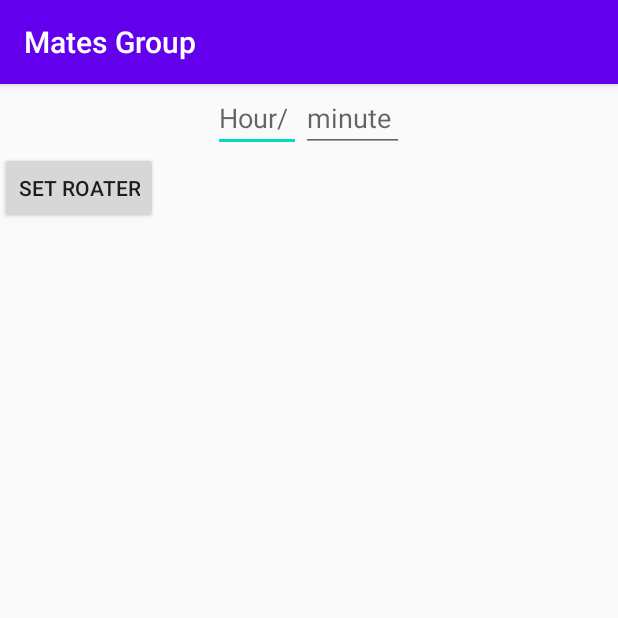
After one commit to MdTalatMahmud/GEO_Attendance_Worker_Module, an Android app: the MakeRosterTestingActivity screen opened directly, with no data from a screen before it, on a phone screen of 412 x 824 dp, the top half of it. The commit adds this screen. Run offline under Robolectric (Android 15) with nearby library versions, the phone set to English and light mode, and no system bars.

Commit message:
-testing alarm implemented

```diff
--- a/app/src/main/AndroidManifest.xml
+++ b/app/src/main/AndroidManifest.xml
@@ -1,6 +1,8 @@
 <?xml version="1.0" encoding="utf-8"?>
 <manifest xmlns:android="http://schemas.android.com/apk/res/android"
     package="com.example.geoattendanceworkermodule">
+
+    <uses-permission android:name="com.android.alarm.permission.SET_ALARM" />
 
     <application
         android:allowBackup="true"
@@ -9,7 +11,8 @@
         android:roundIcon="@mipmap/ic_launcher_round"
         android:supportsRtl="true"
         android:theme="@style/AppTheme">
-        <activity android:name=".DashboardActivity"></activity>
+        <activity android:name=".MakeRosterTestingActivity"></activity>
+        <activity android:name=".DashboardActivity" />
         <activity android:name=".SignupActivity" />
         <activity android:name=".MainActivity">
             <intent-filter>
--- /dev/null
+++ b/app/src/main/java/com/example/geoattendanceworkermodule/MakeRosterTestingActivity.java
@@ -0,0 +1,44 @@
+package com.example.geoattendanceworkermodule;
+
+import androidx.appcompat.app.AppCompatActivity;
+
+import android.content.Intent;
+import android.os.Bundle;
+import android.provider.AlarmClock;
+import android.view.View;
+import android.widget.Button;
+import android.widget.EditText;
+
+public class MakeRosterTestingActivity extends AppCompatActivity {
+
+    private EditText setHourEditText, setMinuteEditText;
+    private Button setRosterButton;
+
+    @Override
+    protected void onCreate(Bundle savedInstanceState) {
+        super.onCreate(savedInstanceState);
+        setContentView(R.layout.activity_make_roster_testing);
+
+        setHourEditText = findViewById(R.id.hourEditTextID);
+        setMinuteEditText = findViewById(R.id.minuteEditTextID);
+
+        setRosterButton = findViewById(R.id.setRosterBtnID);
+
+        setRosterButton.setOnClickListener(new View.OnClickListener() {
+            @Override
+            public void onClick(View v) {
+                int hour = Integer.parseInt(setHourEditText.getText().toString());
+                int minute = Integer.parseInt(setMinuteEditText.getText().toString());
+
+                Intent intent = new Intent(AlarmClock.ACTION_SET_ALARM);
+                intent.putExtra(AlarmClock.EXTRA_HOUR, hour);
+                intent.putExtra(AlarmClock.EXTRA_MINUTES, minute);
+
+                if (hour<=24 && minute<=60){
+                    startActivity(intent);
+                }
+
+            }
+        });
+    }
+}
--- /dev/null
+++ b/app/src/main/res/layout/activity_make_roster_testing.xml
@@ -0,0 +1,39 @@
+<?xml version="1.0" encoding="utf-8"?>
+<LinearLayout xmlns:android="http://schemas.android.com/apk/res/android"
+    xmlns:app="http://schemas.android.com/apk/res-auto"
+    xmlns:tools="http://schemas.android.com/tools"
+    android:layout_width="match_parent"
+    android:layout_height="match_parent"
+    android:orientation="vertical"
+    tools:context=".MakeRosterTestingActivity">
+
+    <LinearLayout
+        android:layout_gravity="center_horizontal"
+        android:layout_width="wrap_content"
+        android:layout_height="wrap_content">
+
+        <EditText
+            android:id="@+id/hourEditTextID"
+            android:layout_width="wrap_content"
+            android:layout_height="wrap_content"
+            android:inputType="time"
+            android:hint="Hour/ "/>
+
+        <EditText
+            android:id="@+id/minuteEditTextID"
+            android:layout_width="wrap_content"
+            android:layout_height="wrap_content"
+            android:inputType="time"
+            android:hint="minute "/>
+
+    </LinearLayout>
+
+
+
+
+    <Button
+        android:id="@+id/setRosterBtnID"
+        android:layout_width="wrap_content"
+        android:layout_height="wrap_content"
+        android:text="Set Roater"/>
+</LinearLayout>
```
Also changed, not shown: app/src/main/java/com/example/geoattendanceworkermodule/DashboardActivity.java (+14 -0 lines), app/src/main/res/layout/activity_dashboard.xml (+10 -2 lines).
